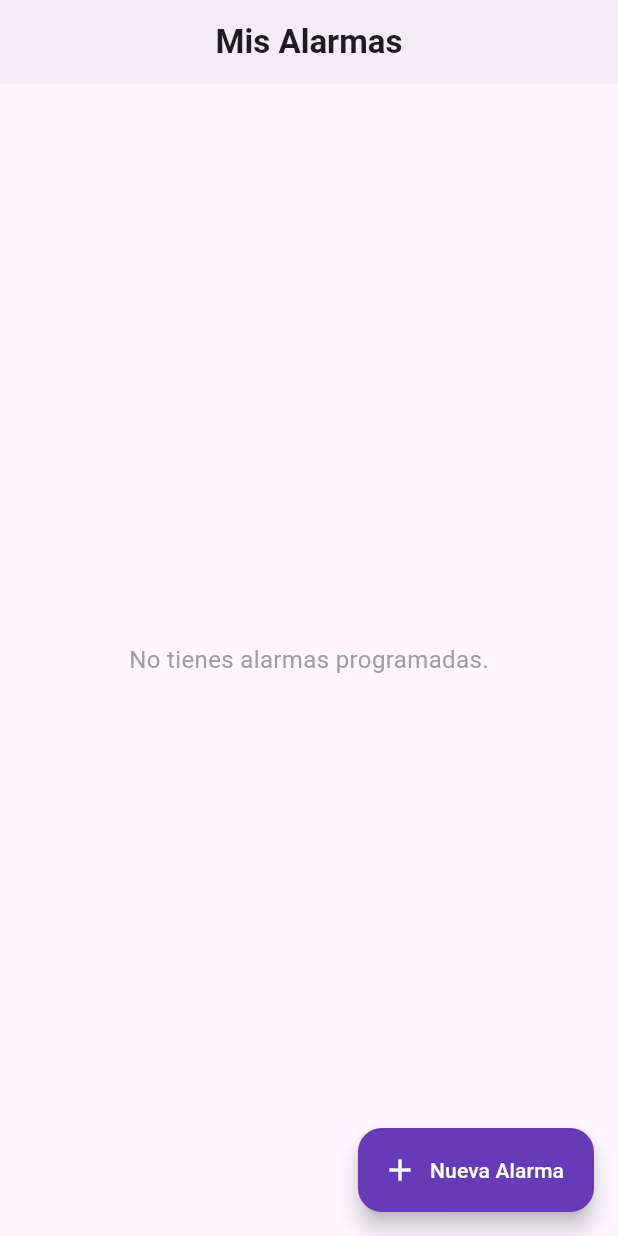
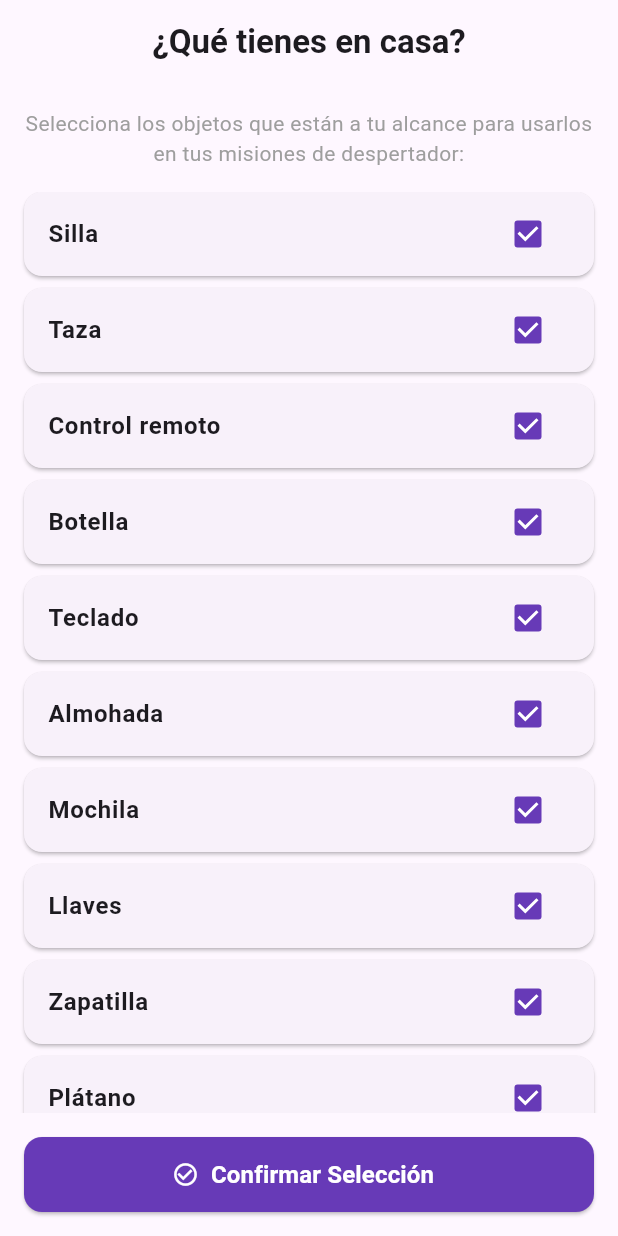
Before and after one commit to DebugggMax/Alarma-Molesta, a Flutter app: the screen it shows after launch, on a phone screen of 412 x 824 dp. Run offline on Flutter 3.47's test engine with Material 3 defaults, Android fonts, the phone set to English and light mode, and no system bars; our stand-ins replace audioplayers, camera, flutter_local_notifications, permission_handler, shared_preferences, timezone; missing offline and left inert: google_mlkit_image_labeling.

Commit message:
actualizacion main y  home screen ya que cree nueva pantalla pre_home_screen, que aumentara las expectativas como UX/UI

```diff
--- a/alarma_flutter/lib/main.dart
+++ b/alarma_flutter/lib/main.dart
@@ -1,8 +1,10 @@
 import 'package:flutter/material.dart';
 import 'package:flutter/services.dart';
 import 'package:flutter_local_notifications/flutter_local_notifications.dart';
+import 'package:shared_preferences/shared_preferences.dart';
 import 'screens/home_screen.dart';
 import 'screens/camera_screen.dart';
+import 'screens/pre_home_screen.dart';
 import 'services/alarm_scheduler_service.dart';
 
 // ✅ Navigator key global para navegar desde fuera del árbol de widgets
@@ -21,11 +23,16 @@ void main() async {
   // ✅ Inicializamos el scheduler nativo antes de lanzar la app
   await AlarmSchedulerService.initialize();
 
-  runApp(const AlarmaApp());
+  // ✅ Comprobar si es el primer inicio del usuario
+  final prefs = await SharedPreferences.getInstance();
+  final bool primerInicioCompletado = prefs.getBool('primer_inicio_completado') ?? false;
+
+  runApp(AlarmaApp(primerInicioCompletado: primerInicioCompletado));
 }
 
 class AlarmaApp extends StatefulWidget {
-  const AlarmaApp({super.key});
+  final bool primerInicioCompletado;
+  const AlarmaApp({super.key, required this.primerInicioCompletado});
 
   @override
   State<AlarmaApp> createState() => _AlarmaAppState();
@@ -39,7 +46,6 @@ class _AlarmaAppState extends State<AlarmaApp> {
   }
 
   void _setupNotificationHandlers() {
-    // ✅ Maneja el tap en la notificación cuando la app estaba en segundo plano o cerrada
     FlutterLocalNotificationsPlugin().initialize(
       const InitializationSettings(
         android: AndroidInitializationSettings('@mipmap/ic_launcher'),
@@ -60,14 +66,15 @@ class _AlarmaAppState extends State<AlarmaApp> {
   @override
   Widget build(BuildContext context) {
     return MaterialApp(
-      navigatorKey: navigatorKey, // ✅ Permite navegar desde fuera del árbol
+      navigatorKey: navigatorKey,
       title: 'Despertador Pesado',
       debugShowCheckedModeBanner: false,
       theme: ThemeData(
         colorScheme: ColorScheme.fromSeed(seedColor: Colors.deepPurple),
         useMaterial3: true,
       ),
-      home: const HomeScreen(),
+      // ✅ Si ya completó el registro inicial va a Home, sino a PreHome
+      home: widget.primerInicioCompletado ? const HomeScreen() : const PreHomeScreen(),
     );
   }
 }
--- /dev/null
+++ b/alarma_flutter/lib/screens/pre_home_screen.dart
@@ -0,0 +1,137 @@
+import 'package:flutter/material.dart';
+import 'package:shared_preferences/shared_preferences.dart';
+import 'home_screen.dart';
+
+class PreHomeScreen extends StatefulWidget {
+  const PreHomeScreen({super.key});
+
+  @override
+  State<PreHomeScreen> createState() => _PreHomeScreenState();
+}
+
+class _PreHomeScreenState extends State<PreHomeScreen> {
+  // Lista unificada de objetos que soporta la app
+  final Map<String, bool> _listaObjetos = {
+    'Silla': true,
+    'Taza': true,
+    'Control remoto': true,
+    'Botella': true,
+    'Teclado': true,
+    'Almohada': true,
+    'Mochila': true,
+    'Llaves': true,
+    'Zapatilla': true,
+    'Plátano': true,
+  };
+
+  @override
+  void initState() {
+    super.initState();
+    _cargarSeleccionExistente();
+  }
+
+  Future<void> _cargarSeleccionExistente() async {
+    final prefs = await SharedPreferences.getInstance();
+    final List<String>? guardados = prefs.getStringList('objetos_disponibles');
+    if (guardados != null && guardados.isNotEmpty) {
+      setState(() {
+        _listaObjetos.updateAll((key, value) => false);
+        for (var obj in guardados) {
+          if (_listaObjetos.containsKey(obj)) {
+            _listaObjetos[obj] = true;
+          }
+        }
+      });
+    }
+  }
+
+  Future<void> _guardarConfiguracion() async {
+    final List<String> seleccionados = _listaObjetos.keys
+        .where((key) => _listaObjetos[key] == true)
+        .toList();
+
+    if (seleccionados.isEmpty) {
+      ScaffoldMessenger.of(context).showSnackBar(
+        const SnackBar(
+          content: Text('⚠️ Selecciona al menos un objeto que tengas en casa.'),
+          backgroundColor: Colors.orangeAccent,
+        ),
+      );
+      return;
+    }
+
+    final prefs = await SharedPreferences.getInstance();
+    await prefs.setStringList('objetos_disponibles', seleccionados);
+    await prefs.setBool('primer_inicio_completado', true);
+
+    if (!mounted) return;
+
+    if (Navigator.canPop(context)) {
+      // Si accedió desde la tuerca de HomeScreen, volvemos atrás refrescando
+      Navigator.pop(context, true);
+    } else {
+      // Si es la primera vez, reemplazamos la raíz
+      Navigator.pushReplacement(
+        context,
+        MaterialPageRoute(builder: (context) => const HomeScreen()),
+      );
+    }
+  }
+
+  @override
+  Widget build(BuildContext context) {
+    return Scaffold(
+      appBar: AppBar(
+        title: const Text('¿Qué tienes en casa?', style: TextStyle(fontWeight: FontWeight.bold)),
+        centerTitle: true,
+      ),
+      body: Column(
+        children: [
+          const Padding(
+            padding: EdgeInsets.all(16.0),
+            child: Text(
+              'Selecciona los objetos que están a tu alcance para usarlos en tus misiones de despertador:',
+              textAlign: TextAlign.center,
+              style: TextStyle(fontSize: 14, color: Colors.grey),
+            ),
+          ),
+          Expanded(
+            child: ListView(
+              padding: const EdgeInsets.symmetric(horizontal: 16),
+              children: _listaObjetos.keys.map((String objeto) {
+                return Card(
+                  margin: const EdgeInsets.only(bottom: 8),
+                  shape: RoundedRectangleBorder(borderRadius: BorderRadius.circular(12)),
+                  child: CheckboxListTile(
+                    activeColor: Colors.deepPurple,
+                    title: Text(objeto, style: const TextStyle(fontWeight: FontWeight.w600)),
+                    value: _listaObjetos[objeto],
+                    onChanged: (bool? valor) {
+                      setState(() {
+                        _listaObjetos[objeto] = valor ?? false;
+                      });
+                    },
+                  ),
+                );
+              }).toList(),
+            ),
+          ),
+          Padding(
+            padding: const EdgeInsets.all(16.0),
+            child: ElevatedButton.icon(
+              style: ElevatedButton.styleFrom(
+                minimumSize: const Size.fromHeight(50),
+                backgroundColor: Colors.deepPurple,
+                foregroundColor: Colors.white,
+                shape: RoundedRectangleBorder(borderRadius: BorderRadius.circular(12)),
+              ),
+              onPressed: _guardarConfiguracion,
+              icon: const Icon(Icons.check_circle_outline),
+              label: const Text('Confirmar Selección', style: TextStyle(fontSize: 16, fontWeight: FontWeight.bold)),
+            ),
+          ),
+        ],
+      ),
+    );
+  }
+}
```
Also changed, not shown: alarma_flutter/lib/screens/home_screen.dart (+40 -8 lines).
